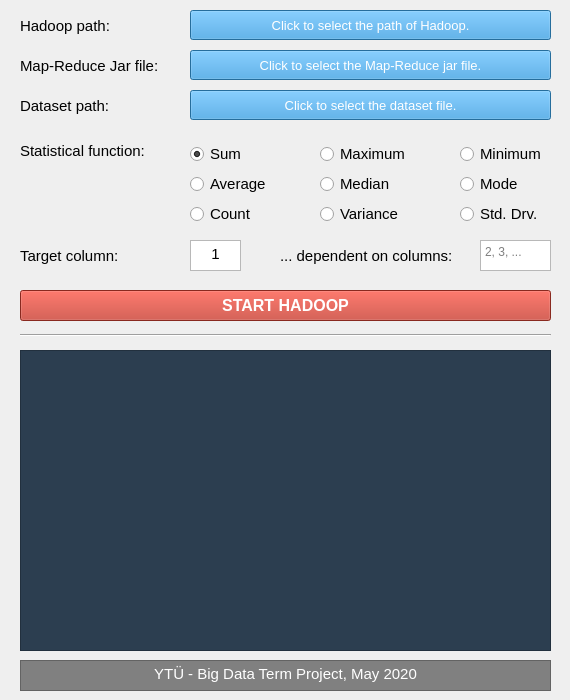
The window that Qt Project/mainwindow.ui (arazosman/Hadoop-Statistical-Tools) describes before a commit, drawn with Qt 5.
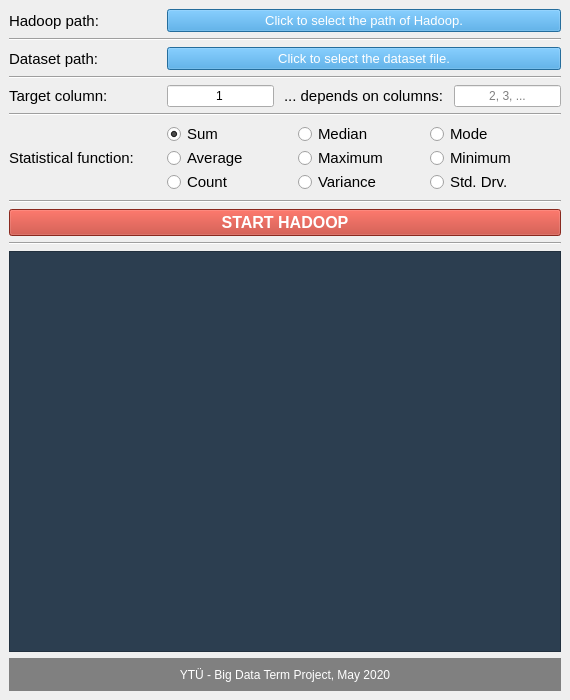
The same window after the commit. Icons and pictures are not drawn.

Commit message: UPDATE: GUI is responsive now.

What changed in the file:
```diff
--- a/Qt Project/mainwindow.ui
+++ b/Qt Project/mainwindow.ui
@@ -12,14 +12,14 @@
   </property>
   <property name="minimumSize">
    <size>
-    <width>570</width>
-    <height>700</height>
+    <width>0</width>
+    <height>0</height>
    </size>
   </property>
   <property name="maximumSize">
    <size>
-    <width>570</width>
-    <height>700</height>
+    <width>99999</width>
+    <height>99999</height>
    </size>
   </property>
   <property name="windowTitle">
@@ -30,15 +30,63 @@
     <normaloff>:/new/logo/logo.png</normaloff>:/new/logo/logo.png</iconset>
   </property>
   <widget class="QWidget" name="centralwidget">
+   <layout class="QVBoxLayout" name="verticalLayout_4" stretch="12,12,1">
+    <item>
+     <layout class="QVBoxLayout" name="verticalLayout_5" stretch="1,0,1,0,1,0,3,0,1,1">
+      <item>
+       <layout class="QHBoxLayout" name="HL_1" stretch="2,5">
+        <property name="spacing">
+         <number>0</number>
+        </property>
+        <item>
+         <widget class="QLabel" name="label_6">
+          <property name="font">
+           <font>
+            <pointsize>11</pointsize>
+           </font>
+          </property>
+          <property name="text">
+           <string>Hadoop path:</string>
+          </property>
+         </widget>
+        </item>
+        <item>
+         <widget class="QPushButton" name="buttonHadoopPath">
+          <property name="sizePolicy">
+           <sizepolicy hsizetype="Minimum" vsizetype="Fixed">
+            <horstretch>0</horstretch>
+            <verstretch>0</verstretch>
+           </sizepolicy>
+          </property>
+          <property name="font">
+           <font>
+            <pointsize>10</pointsize>
+           </font>
+          </property>
+          <property name="styleSheet">
+           <string notr="true">color: white; background: #3498db; color: white;</string>
+          </property>
+          <property name="text">
+           <string>Click to select the path of Hadoop.</string>
+          </property>
+         </widget>
+        </item>
+       </layout>
+      </item>
+      <item>
+       <widget class="Line" name="line_3">
+        <property name="orientation">
+         <enum>Qt::Horizontal</enum>
+        </property>
+       </widget>
+      </item>
+      <item>
+       <layout class="QHBoxLayout" name="HL_2" stretch="2,5">
+        <property name="spacing">
+         <number>0</number>
+        </property>
+        <item>
    <widget class="QLabel" name="label">
-    <property name="geometry">
-     <rect>
-      <x>20</x>
-      <y>90</y>
-      <width>151</width>
-      <height>31</height>
-     </rect>
-    </property>
     <property name="font">
      <font>
       <pointsize>11</pointsize>
@@ -48,15 +96,9 @@
      <string>Dataset path:</string>
     </property>
    </widget>
+        </item>
+        <item>
    <widget class="QPushButton" name="buttonDatasetPath">
-    <property name="geometry">
-     <rect>
-      <x>190</x>
-      <y>90</y>
-      <width>361</width>
-      <height>30</height>
-     </rect>
-    </property>
     <property name="font">
      <font>
       <pointsize>10</pointsize>
@@ -69,15 +111,23 @@
      <string>Click to select the dataset file.</string>
     </property>
    </widget>
+        </item>
+       </layout>
+      </item>
+      <item>
+       <widget class="Line" name="line_4">
+        <property name="orientation">
+         <enum>Qt::Horizontal</enum>
+        </property>
+       </widget>
+      </item>
+      <item>
+       <layout class="QHBoxLayout" name="HL_4" stretch="2,5">
+        <property name="spacing">
+         <number>0</number>
+        </property>
+        <item>
    <widget class="QLabel" name="label_3">
-    <property name="geometry">
-     <rect>
-      <x>20</x>
-      <y>240</y>
-      <width>121</width>
-      <height>31</height>
-     </rect>
-    </property>
     <property name="font">
      <font>
       <pointsize>11</pointsize>
@@ -87,15 +137,65 @@
      <string>Target column:</string>
     </property>
    </widget>
+        </item>
+        <item>
+         <layout class="QHBoxLayout" name="horizontalLayout_2">
+          <property name="spacing">
+           <number>10</number>
+          </property>
+          <item>
+           <widget class="QLineEdit" name="textTargetColumn">
+            <property name="text">
+             <string>1</string>
+            </property>
+            <property name="alignment">
+             <set>Qt::AlignCenter</set>
+            </property>
+            <property name="placeholderText">
+             <string/>
+            </property>
+           </widget>
+          </item>
+          <item>
+           <widget class="QLabel" name="label_4">
+            <property name="font">
+             <font>
+              <pointsize>11</pointsize>
+             </font>
+            </property>
+            <property name="text">
+             <string>... depends on columns:</string>
+            </property>
+           </widget>
+          </item>
+          <item>
+           <widget class="QLineEdit" name="textDependentColumns">
+            <property name="alignment">
+             <set>Qt::AlignCenter</set>
+            </property>
+            <property name="placeholderText">
+             <string>2, 3, ...</string>
+            </property>
+           </widget>
+          </item>
+         </layout>
+        </item>
+       </layout>
+      </item>
+      <item>
+       <widget class="Line" name="line_5">
+        <property name="orientation">
+         <enum>Qt::Horizontal</enum>
+        </property>
+       </widget>
+      </item>
+      <item>
+       <layout class="QHBoxLayout" name="HL_3" stretch="2,5">
+        <property name="spacing">
+         <number>0</number>
+        </property>
+        <item>
    <widget class="QLabel" name="label_5">
-    <property name="geometry">
-     <rect>
-      <x>20</x>
-      <y>130</y>
-      <width>141</width>
-      <height>41</height>
-     </rect>
-    </property>
     <property name="font">
      <font>
       <pointsize>11</pointsize>
@@ -105,15 +205,13 @@
      <string>Statistical function:</string>
     </property>
    </widget>
+        </item>
+        <item>
+         <layout class="QHBoxLayout" name="horizontalLayout">
+          <item>
+           <layout class="QVBoxLayout" name="verticalLayout">
+            <item>
    <widget class="QRadioButton" name="rb_sum">
-    <property name="geometry">
-     <rect>
-      <x>190</x>
-      <y>140</y>
-      <width>114</width>
-      <height>28</height>
-     </rect>
-    </property>
     <property name="font">
      <font>
       <pointsize>11</pointsize>
@@ -126,69 +224,9 @@
      <bool>true</bool>
     </property>
    </widget>
-   <widget class="QRadioButton" name="rb_max">
-    <property name="geometry">
-     <rect>
-      <x>320</x>
-      <y>140</y>
-      <width>114</width>
-      <height>28</height>
-     </rect>
-    </property>
-    <property name="font">
-     <font>
-      <pointsize>11</pointsize>
-     </font>
-    </property>
-    <property name="text">
-     <string>Maximum</string>
-    </property>
-   </widget>
-   <widget class="QRadioButton" name="rb_min">
-    <property name="geometry">
-     <rect>
-      <x>460</x>
-      <y>140</y>
-      <width>114</width>
-      <height>28</height>
-     </rect>
-    </property>
-    <property name="font">
-     <font>
-      <pointsize>11</pointsize>
-     </font>
-    </property>
-    <property name="text">
-     <string>Minimum</string>
-    </property>
-   </widget>
-   <widget class="QRadioButton" name="rb_mod">
-    <property name="geometry">
-     <rect>
-      <x>460</x>
-      <y>170</y>
-      <width>111</width>
-      <height>28</height>
-     </rect>
-    </property>
-    <property name="font">
-     <font>
-      <pointsize>11</pointsize>
-     </font>
-    </property>
-    <property name="text">
-     <string>Mode</string>
-    </property>
-   </widget>
+            </item>
+            <item>
    <widget class="QRadioButton" name="rb_avg">
-    <property name="geometry">
-     <rect>
-      <x>190</x>
-      <y>170</y>
-      <width>114</width>
-      <height>28</height>
-     </rect>
-    </property>
     <property name="font">
      <font>
       <pointsize>11</pointsize>
@@ -198,15 +236,25 @@
      <string>Average</string>
     </property>
    </widget>
+            </item>
+            <item>
+             <widget class="QRadioButton" name="rb_cnt">
+              <property name="font">
+               <font>
+                <pointsize>11</pointsize>
+               </font>
+              </property>
+              <property name="text">
+               <string>Count</string>
+              </property>
+             </widget>
+            </item>
+           </layout>
+          </item>
+          <item>
+           <layout class="QVBoxLayout" name="verticalLayout_2">
+            <item>
    <widget class="QRadioButton" name="rb_med">
-    <property name="geometry">
-     <rect>
-      <x>320</x>
-      <y>170</y>
-      <width>114</width>
-      <height>28</height>
-     </rect>
-    </property>
     <property name="font">
      <font>
       <pointsize>11</pointsize>
@@ -216,15 +264,86 @@
      <string>Median</string>
     </property>
    </widget>
+            </item>
+            <item>
+             <widget class="QRadioButton" name="rb_max">
+              <property name="font">
+               <font>
+                <pointsize>11</pointsize>
+               </font>
+              </property>
+              <property name="text">
+               <string>Maximum</string>
+              </property>
+             </widget>
+            </item>
+            <item>
+             <widget class="QRadioButton" name="rb_var">
+              <property name="font">
+               <font>
+                <pointsize>11</pointsize>
+               </font>
+              </property>
+              <property name="text">
+               <string>Variance</string>
+              </property>
+             </widget>
+            </item>
+           </layout>
+          </item>
+          <item>
+           <layout class="QVBoxLayout" name="verticalLayout_3">
+            <item>
+             <widget class="QRadioButton" name="rb_mod">
+              <property name="font">
+               <font>
+                <pointsize>11</pointsize>
+               </font>
+              </property>
+              <property name="text">
+               <string>Mode</string>
+              </property>
+             </widget>
+            </item>
+            <item>
+             <widget class="QRadioButton" name="rb_min">
+              <property name="font">
+               <font>
+                <pointsize>11</pointsize>
+               </font>
+              </property>
+              <property name="text">
+               <string>Minimum</string>
+              </property>
+             </widget>
+            </item>
+            <item>
+             <widget class="QRadioButton" name="rb_std">
+              <property name="font">
+               <font>
+                <pointsize>11</pointsize>
+               </font>
+              </property>
+              <property name="text">
+               <string>Std. Drv.</string>
+              </property>
+             </widget>
+            </item>
+           </layout>
+          </item>
+         </layout>
+        </item>
+       </layout>
+      </item>
+      <item>
+       <widget class="Line" name="line_2">
+        <property name="orientation">
+         <enum>Qt::Horizontal</enum>
+        </property>
+       </widget>
+      </item>
+      <item>
    <widget class="QPushButton" name="buttonStart">
-    <property name="geometry">
-     <rect>
-      <x>20</x>
-      <y>290</y>
-      <width>531</width>
-      <height>31</height>
-     </rect>
-    </property>
     <property name="font">
      <font>
       <pointsize>12</pointsize>
@@ -239,191 +358,18 @@
      <string>START HADOOP</string>
     </property>
    </widget>
+      </item>
+      <item>
    <widget class="Line" name="line">
-    <property name="geometry">
-     <rect>
-      <x>20</x>
-      <y>320</y>
-      <width>531</width>
-      <height>31</height>
-     </rect>
-    </property>
     <property name="orientation">
      <enum>Qt::Horizontal</enum>
     </property>
    </widget>
-   <widget class="QTextEdit" name="textTargetColumn">
-    <property name="geometry">
-     <rect>
-      <x>190</x>
-      <y>240</y>
-      <width>51</width>
-      <height>31</height>
-     </rect>
-    </property>
-    <property name="verticalScrollBarPolicy">
-     <enum>Qt::ScrollBarAlwaysOff</enum>
-    </property>
-    <property name="horizontalScrollBarPolicy">
-     <enum>Qt::ScrollBarAlwaysOff</enum>
-    </property>
-    <property name="html">
-     <string>&lt;!DOCTYPE HTML PUBLIC &quot;-//W3C//DTD HTML 4.0//EN&quot; &quot;http://www.w3.org/TR/REC-html40/strict.dtd&quot;&gt;
-&lt;html&gt;&lt;head&gt;&lt;meta name=&quot;qrichtext&quot; content=&quot;1&quot; /&gt;&lt;style type=&quot;text/css&quot;&gt;
-p, li { white-space: pre-wrap; }
-&lt;/style&gt;&lt;/head&gt;&lt;body style=&quot; font-family:'Noto Sans'; font-size:11pt; font-weight:400; font-style:normal;&quot;&gt;
-&lt;p align=&quot;center&quot; style=&quot; margin-top:0px; margin-bottom:0px; margin-left:0px; margin-right:0px; -qt-block-indent:0; text-indent:0px;&quot;&gt;1&lt;/p&gt;&lt;/body&gt;&lt;/html&gt;</string>
-    </property>
-   </widget>
-   <widget class="QTextEdit" name="textDependentColumns">
-    <property name="geometry">
-     <rect>
-      <x>480</x>
-      <y>240</y>
-      <width>71</width>
-      <height>31</height>
-     </rect>
-    </property>
-    <property name="styleSheet">
-     <string notr="true"/>
-    </property>
-    <property name="verticalScrollBarPolicy">
-     <enum>Qt::ScrollBarAlwaysOff</enum>
-    </property>
-    <property name="horizontalScrollBarPolicy">
-     <enum>Qt::ScrollBarAlwaysOff</enum>
-    </property>
-    <property name="html">
-     <string>&lt;!DOCTYPE HTML PUBLIC &quot;-//W3C//DTD HTML 4.0//EN&quot; &quot;http://www.w3.org/TR/REC-html40/strict.dtd&quot;&gt;
-&lt;html&gt;&lt;head&gt;&lt;meta name=&quot;qrichtext&quot; content=&quot;1&quot; /&gt;&lt;style type=&quot;text/css&quot;&gt;
-p, li { white-space: pre-wrap; }
-&lt;/style&gt;&lt;/head&gt;&lt;body style=&quot; font-family:'Noto Sans'; font-size:11pt; font-weight:400; font-style:normal;&quot;&gt;
-&lt;p align=&quot;center&quot; style=&quot;-qt-paragraph-type:empty; margin-top:0px; margin-bottom:0px; margin-left:0px; margin-right:0px; -qt-block-indent:0; text-indent:0px;&quot;&gt;&lt;br /&gt;&lt;/p&gt;&lt;/body&gt;&lt;/html&gt;</string>
-    </property>
-    <property name="placeholderText">
-     <string>2, 3, ...</string>
-    </property>
-   </widget>
-   <widget class="QLabel" name="label_4">
-    <property name="geometry">
-     <rect>
-      <x>280</x>
-      <y>240</y>
-      <width>201</width>
-      <height>31</height>
-     </rect>
-    </property>
-    <property name="font">
-     <font>
-      <pointsize>11</pointsize>
-     </font>
-    </property>
-    <property name="text">
-     <string>... dependent on columns:</string>
-    </property>
-   </widget>
-   <widget class="QPushButton" name="buttonHadoopPath">
-    <property name="geometry">
-     <rect>
-      <x>190</x>
-      <y>10</y>
-      <width>361</width>
-      <height>30</height>
-     </rect>
-    </property>
-    <property name="font">
-     <font>
-      <pointsize>10</pointsize>
-     </font>
-    </property>
-    <property name="styleSheet">
-     <string notr="true">color: white; background: #3498db; color: white;</string>
-    </property>
-    <property name="text">
-     <string>Click to select the path of Hadoop.</string>
-    </property>
-   </widget>
-   <widget class="QLabel" name="label_6">
-    <property name="geometry">
-     <rect>
-      <x>20</x>
-      <y>10</y>
-      <width>151</width>
-      <height>31</height>
-     </rect>
-    </property>
-    <property name="font">
-     <font>
-      <pointsize>11</pointsize>
-     </font>
-    </property>
-    <property name="text">
-     <string>Hadoop path:</string>
-    </property>
-   </widget>
-   <widget class="QRadioButton" name="rb_var">
-    <property name="geometry">
-     <rect>
-      <x>320</x>
-      <y>200</y>
-      <width>114</width>
-      <height>28</height>
-     </rect>
-    </property>
-    <property name="font">
-     <font>
-      <pointsize>11</pointsize>
-     </font>
-    </property>
-    <property name="text">
-     <string>Variance</string>
-    </property>
-   </widget>
-   <widget class="QRadioButton" name="rb_cnt">
-    <property name="geometry">
-     <rect>
-      <x>190</x>
-      <y>200</y>
-      <width>114</width>
-      <height>28</height>
-     </rect>
-    </property>
-    <property name="font">
-     <font>
-      <pointsize>11</pointsize>
-     </font>
-    </property>
-    <property name="text">
-     <string>Count</string>
-    </property>
-   </widget>
-   <widget class="QRadioButton" name="rb_std">
-    <property name="geometry">
-     <rect>
-      <x>460</x>
-      <y>200</y>
-      <width>111</width>
-      <height>28</height>
-     </rect>
-    </property>
-    <property name="font">
-     <font>
-      <pointsize>11</pointsize>
-     </font>
-    </property>
-    <property name="text">
-     <string>Std. Drv.</string>
-    </property>
-   </widget>
+      </item>
+     </layout>
+    </item>
+    <item>
    <widget class="QTextBrowser" name="terminal">
-    <property name="geometry">
-     <rect>
-      <x>20</x>
-      <y>350</y>
-      <width>531</width>
-      <height>301</height>
-     </rect>
-    </property>
     <property name="font">
      <font>
       <pointsize>11</pointsize>
@@ -443,71 +389,21 @@
 &lt;p style=&quot;-qt-paragraph-type:empty; margin-top:0px; margin-bottom:0px; margin-left:0px; margin-right:0px; -qt-block-indent:0; text-indent:0px;&quot;&gt;&lt;br /&gt;&lt;/p&gt;&lt;/body&gt;&lt;/html&gt;</string>
     </property>
    </widget>
-   <widget class="QTextBrowser" name="textBrowser_2">
-    <property name="geometry">
-     <rect>
-      <x>20</x>
-      <y>660</y>
-      <width>531</width>
-      <height>31</height>
-     </rect>
-    </property>
-    <property name="styleSheet">
-     <string notr="true">background: gray; color: white;</string>
-    </property>
-    <property name="verticalScrollBarPolicy">
-     <enum>Qt::ScrollBarAlwaysOff</enum>
-    </property>
-    <property name="horizontalScrollBarPolicy">
-     <enum>Qt::ScrollBarAlwaysOff</enum>
-    </property>
-    <property name="html">
-     <string>&lt;!DOCTYPE HTML PUBLIC &quot;-//W3C//DTD HTML 4.0//EN&quot; &quot;http://www.w3.org/TR/REC-html40/strict.dtd&quot;&gt;
-&lt;html&gt;&lt;head&gt;&lt;meta name=&quot;qrichtext&quot; content=&quot;1&quot; /&gt;&lt;style type=&quot;text/css&quot;&gt;
-p, li { white-space: pre-wrap; }
-&lt;/style&gt;&lt;/head&gt;&lt;body style=&quot; font-family:'Noto Sans'; font-size:11pt; font-weight:400; font-style:normal;&quot;&gt;
-&lt;p align=&quot;center&quot; style=&quot; margin-top:0px; margin-bottom:0px; margin-left:0px; margin-right:0px; -qt-block-indent:0; text-indent:0px;&quot;&gt;YTÜ - Big Data Term Project, May 2020&lt;/p&gt;&lt;/body&gt;&lt;/html&gt;</string>
-    </property>
-   </widget>
-   <widget class="QPushButton" name="buttonMapRedPath">
-    <property name="geometry">
-     <rect>
-      <x>190</x>
-      <y>50</y>
-      <width>361</width>
-      <height>30</height>
-     </rect>
-    </property>
-    <property name="font">
-     <font>
-      <pointsize>10</pointsize>
-     </font>
-    </property>
-    <property name="styleSheet">
-     <string notr="true">color: white; background: #3498db; color: white;</string>
-    </property>
-    <property name="text">
-     <string>Click to select the Map-Reduce jar file.</string>
-    </property>
-   </widget>
+    </item>
+    <item>
    <widget class="QLabel" name="label_2">
-    <property name="geometry">
-     <rect>
-      <x>20</x>
-      <y>50</y>
-      <width>151</width>
-      <height>31</height>
-     </rect>
-    </property>
-    <property name="font">
-     <font>
-      <pointsize>11</pointsize>
-     </font>
+      <property name="styleSheet">
+       <string notr="true">background: gray; color: white;</string>
     </property>
     <property name="text">
-     <string>Map-Reduce Jar file:</string>
-    </property>
-   </widget>
+       <string>YTÜ - Big Data Term Project, May 2020</string>
+      </property>
+      <property name="alignment">
+       <set>Qt::AlignCenter</set>
+      </property>
+     </widget>
+    </item>
+   </layout>
   </widget>
  </widget>
  <resources>
```
Left out of the diff: 6 changed lines with no effect on the pictures. Lines whose indentation alone changed are shown as unchanged. The commit also changes 5 other files.
